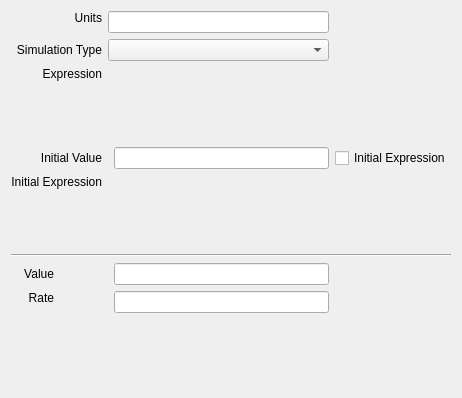
Before: the Qt Designer form copasi/UI/CQModelValue.ui in copasi/COPASI, drawn with Qt 5.
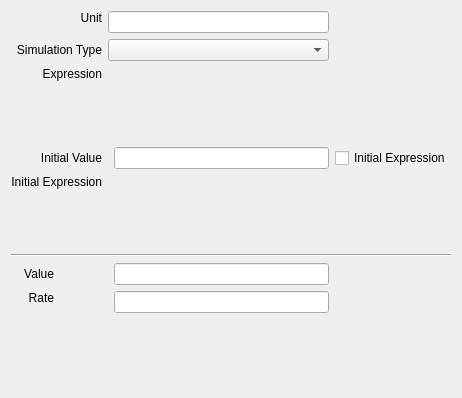
After: the same form once the commit is applied. Custom widgets are drawn as their Qt base class.

Commit message: Added Unit column to Global Quantity table.

Diff of the .ui file:
```diff
--- a/copasi/UI/CQModelValue.ui
+++ b/copasi/UI/CQModelValue.ui
@@ -44,7 +44,7 @@
       </sizepolicy>
      </property>
      <property name="text">
-      <string>Units</string>
+      <string>Unit</string>
      </property>
      <property name="alignment">
       <set>Qt::AlignRight|Qt::AlignTop|Qt::AlignTrailing</set>
```
The commit also changes 2 other files.
